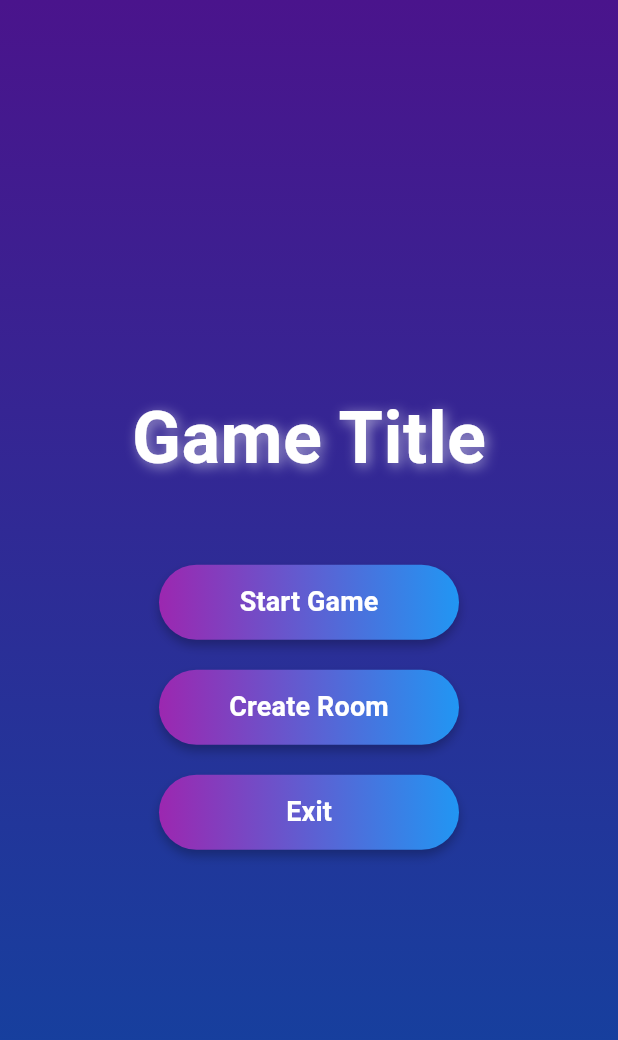
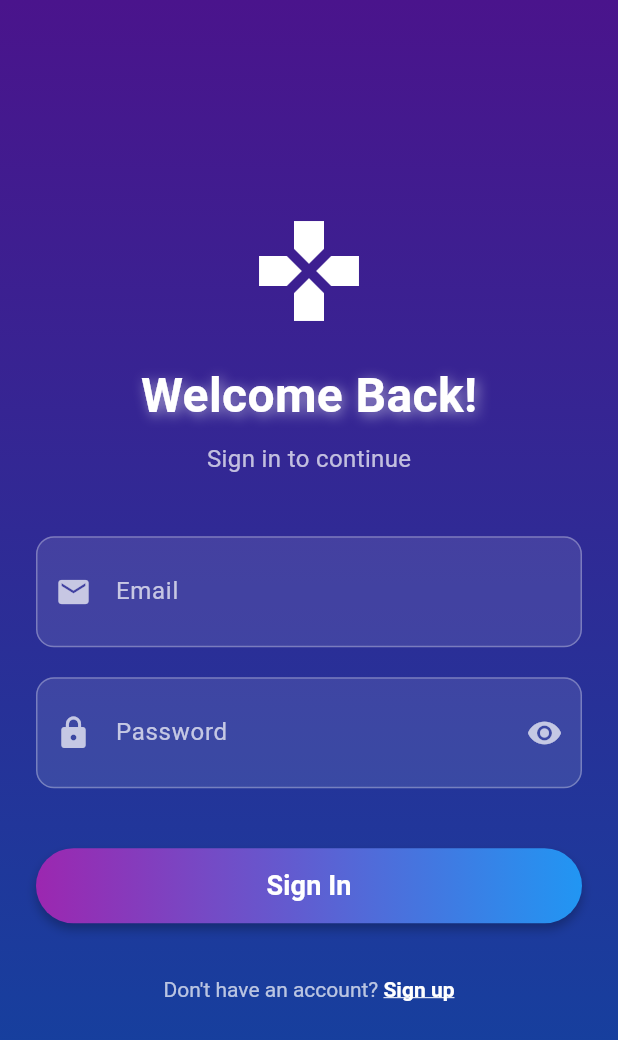
Before and after one commit to GhadeBhavesh/QZone, a Flutter app: the screen it shows after launch, on a phone screen of 412 x 824 dp. Shown: the top 1040 px of the screen. Run offline on Flutter 3.47's test engine with Material 3 defaults, Android fonts, the phone set to English and light mode, and no system bars; our stand-ins replace shared_preferences.

Commit message:
ui_update

```diff
--- /dev/null
+++ b/lib/pages/login_page.dart
@@ -0,0 +1,263 @@
+import 'package:flutter/material.dart';
+import '../services/auth_service.dart';
+import 'signup_page.dart';
+
+class LoginPage extends StatefulWidget {
+  const LoginPage({super.key});
+
+  @override
+  State<LoginPage> createState() => _LoginPageState();
+}
+
+class _LoginPageState extends State<LoginPage> {
+  final _formKey = GlobalKey<FormState>();
+  final _emailController = TextEditingController();
+  final _passwordController = TextEditingController();
+  final _authService = AuthService();
+  bool _isLoading = false;
+  bool _obscurePassword = true;
+
+  @override
+  void dispose() {
+    _emailController.dispose();
+    _passwordController.dispose();
+    super.dispose();
+  }
+
+  Future<void> _login() async {
+    if (!_formKey.currentState!.validate()) return;
+
+    setState(() {
+      _isLoading = true;
+    });
+
+    final result = await _authService.login(
+      _emailController.text.trim(),
+      _passwordController.text,
+    );
+
+    setState(() {
+      _isLoading = false;
+    });
+
+    if (result['success']) {
+      if (mounted) {
+        Navigator.of(context).pushReplacementNamed('/home');
+      }
+    } else {
+      if (mounted) {
+        ScaffoldMessenger.of(context).showSnackBar(
+          SnackBar(content: Text(result['error']), backgroundColor: Colors.red),
+        );
+      }
+    }
+  }
+
+  @override
+  Widget build(BuildContext context) {
+    return Scaffold(
+      body: Container(
+        decoration: BoxDecoration(
+          gradient: LinearGradient(
+            begin: Alignment.topCenter,
+            end: Alignment.bottomCenter,
+            colors: [Colors.purple.shade900, Colors.blue.shade900],
+          ),
+        ),
+        child: SafeArea(
+          child: Center(
+            child: SingleChildScrollView(
+              padding: const EdgeInsets.all(24.0),
+              child: Form(
+                key: _formKey,
+                child: Column(
+                  mainAxisAlignment: MainAxisAlignment.center,
+                  children: [
+                    const Icon(Icons.games, size: 80, color: Colors.white),
+                    const SizedBox(height: 20),
+                    const Text(
+                      'Welcome Back!',
+                      style: TextStyle(
+                        fontSize: 32,
+                        fontWeight: FontWeight.bold,
+                        color: Colors.white,
+                        shadows: [
+                          Shadow(
+                            blurRadius: 10.0,
+                            color: Colors.white54,
+                            offset: Offset(2.0, 2.0),
+                          ),
+                        ],
+                      ),
+                    ),
+                    const SizedBox(height: 8),
+                    const Text(
+                      'Sign in to continue',
+                      style: TextStyle(fontSize: 16, color: Colors.white70),
+                    ),
+                    const SizedBox(height: 40),
+                    _buildTextField(
+                      controller: _emailController,
+                      label: 'Email',
+                      icon: Icons.email,
+                      keyboardType: TextInputType.emailAddress,
+                      validator: (value) {
+                        if (value == null || value.isEmpty) {
+                          return 'Please enter your email';
+                        }
+                        if (!RegExp(
+                          r'^[\w-\.]+@([\w-]+\.)+[\w-]{2,4}$',
+                        ).hasMatch(value)) {
+                          return 'Please enter a valid email';
+                        }
+                        return null;
+                      },
+                    ),
+                    const SizedBox(height: 20),
+                    _buildTextField(
+                      controller: _passwordController,
+                      label: 'Password',
+                      icon: Icons.lock,
+                      obscureText: _obscurePassword,
+                      suffixIcon: IconButton(
+                        icon: Icon(
+                          _obscurePassword
+                              ? Icons.visibility
+                              : Icons.visibility_off,
+                          color: Colors.white70,
+                        ),
+                        onPressed: () {
+                          setState(() {
+                            _obscurePassword = !_obscurePassword;
+                          });
+                        },
+                      ),
+                      validator: (value) {
+                        if (value == null || value.isEmpty) {
+                          return 'Please enter your password';
+                        }
+                        if (value.length < 6) {
+                          return 'Password must be at least 6 characters';
+                        }
+                        return null;
+                      },
+                    ),
+                    const SizedBox(height: 40),
+                    _buildLoginButton(),
+                    const SizedBox(height: 20),
+                    TextButton(
+                      onPressed: () {
+                        Navigator.of(context).push(
+                          MaterialPageRoute(
+                            builder: (context) => const SignupPage(),
+                          ),
+                        );
+                      },
+                      child: RichText(
+                        text: const TextSpan(
+                          style: TextStyle(color: Colors.white70),
+                          children: [
+                            TextSpan(text: "Don't have an account? "),
+                            TextSpan(
+                              text: 'Sign up',
+                              style: TextStyle(
+                                color: Colors.white,
+                                fontWeight: FontWeight.bold,
+                                decoration: TextDecoration.underline,
+                              ),
+                            ),
+                          ],
+                        ),
+                      ),
+                    ),
+                  ],
+                ),
+              ),
+            ),
+          ),
+        ),
+      ),
+    );
+  }
+
+  Widget _buildTextField({
+    required TextEditingController controller,
+    required String label,
+    required IconData icon,
+    TextInputType? keyboardType,
+    bool obscureText = false,
+    Widget? suffixIcon,
+    String? Function(String?)? validator,
+  }) {
+    return Container(
+      decoration: BoxDecoration(
+        color: Colors.white.withOpacity(0.1),
+        borderRadius: BorderRadius.circular(12),
+        border: Border.all(color: Colors.white.withOpacity(0.3)),
+      ),
+      child: TextFormField(
+        controller: controller,
+        keyboardType: keyboardType,
+        obscureText: obscureText,
+        validator: validator,
+        style: const TextStyle(color: Colors.white),
+        decoration: InputDecoration(
+          labelText: label,
+          labelStyle: const TextStyle(color: Colors.white70),
+          prefixIcon: Icon(icon, color: Colors.white70),
+          suffixIcon: suffixIcon,
+          border: InputBorder.none,
+          contentPadding: const EdgeInsets.all(16),
+        ),
+      ),
+    );
+  }
+
+  Widget _buildLoginButton() {
+    return Container(
+      width: double.infinity,
+      height: 50,
+      decoration: BoxDecoration(
+        borderRadius: BorderRadius.circular(25),
+        gradient: LinearGradient(
+          colors: [Colors.purple.shade500, Colors.blue.shade500],
+        ),
+        boxShadow: [
+          BoxShadow(
+            color: Colors.black26,
+            offset: const Offset(0, 4),
+            blurRadius: 5.0,
+          ),
+        ],
+      ),
+      child: ElevatedButton(
+        onPressed: _isLoading ? null : _login,
+        style: ElevatedButton.styleFrom(
+          backgroundColor: Colors.transparent,
+          shadowColor: Colors.transparent,
+          shape: RoundedRectangleBorder(
+            borderRadius: BorderRadius.circular(25),
+          ),
+        ),
+        child:
+            _isLoading
+                ? const SizedBox(
+                  height: 20,
+                  width: 20,
+                  child: CircularProgressIndicator(
+                    color: Colors.white,
+                    strokeWidth: 2,
+                  ),
+                )
+                : const Text(
+                  'Sign In',
+                  style: TextStyle(
+                    fontSize: 18,
+                    fontWeight: FontWeight.bold,
+                    color: Colors.white,
+                  ),
+                ),
+      ),
+    );
+  }
+}
--- /dev/null
+++ b/lib/widgets/auth_wrapper.dart
@@ -0,0 +1,40 @@
+import 'package:flutter/material.dart';
+import '../services/auth_service.dart';
+import '../pages/login_page.dart';
+import '../main.dart';
+
+class AuthWrapper extends StatefulWidget {
+  const AuthWrapper({super.key});
+
+  @override
+  State<AuthWrapper> createState() => _AuthWrapperState();
+}
+
+class _AuthWrapperState extends State<AuthWrapper> {
+  final _authService = AuthService();
+  bool _isLoading = true;
+  bool _isLoggedIn = false;
+
+  @override
+  void initState() {
+    super.initState();
+    _checkAuthStatus();
+  }
+
+  Future<void> _checkAuthStatus() async {
+    final isLoggedIn = await _authService.isLoggedIn();
+    setState(() {
+      _isLoggedIn = isLoggedIn;
+      _isLoading = false;
+    });
+  }
+
+  @override
+  Widget build(BuildContext context) {
+    if (_isLoading) {
+      return const Scaffold(body: Center(child: CircularProgressIndicator()));
+    }
+
+    return _isLoggedIn ? const MyHomePage(title: 'Game') : const LoginPage();
+  }
+}
--- a/pubspec.yaml
+++ b/pubspec.yaml
@@ -34,7 +34,10 @@ dependencies:
   # The following adds the Cupertino Icons font to your application.
   # Use with the CupertinoIcons class for iOS style icons.
   cupertino_icons: ^1.0.8
-  uuid: ^4.5.1 # Add this line
+  uuid: ^4.5.1
+  http: ^1.1.0
+  crypto: ^3.0.3
+  shared_preferences: ^2.2.2
 
 dev_dependencies:
   flutter_test:
```
Also changed, not shown: lib/main.dart (+45 -1 lines), lib/pages/signup_page.dart (added, +290 -0 lines), lib/services/auth_service.dart (added, +79 -0 lines), pubspec.lock, 5 other files.
